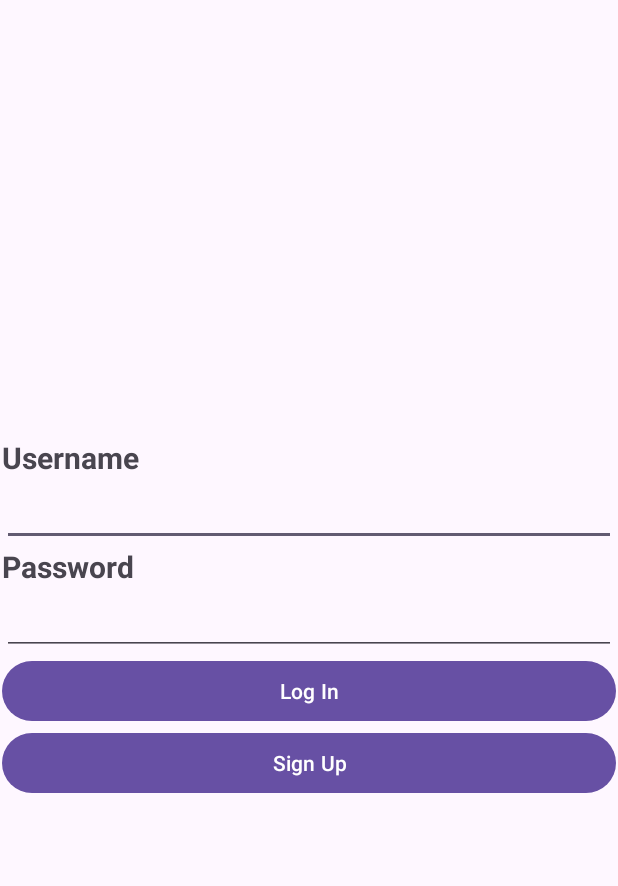
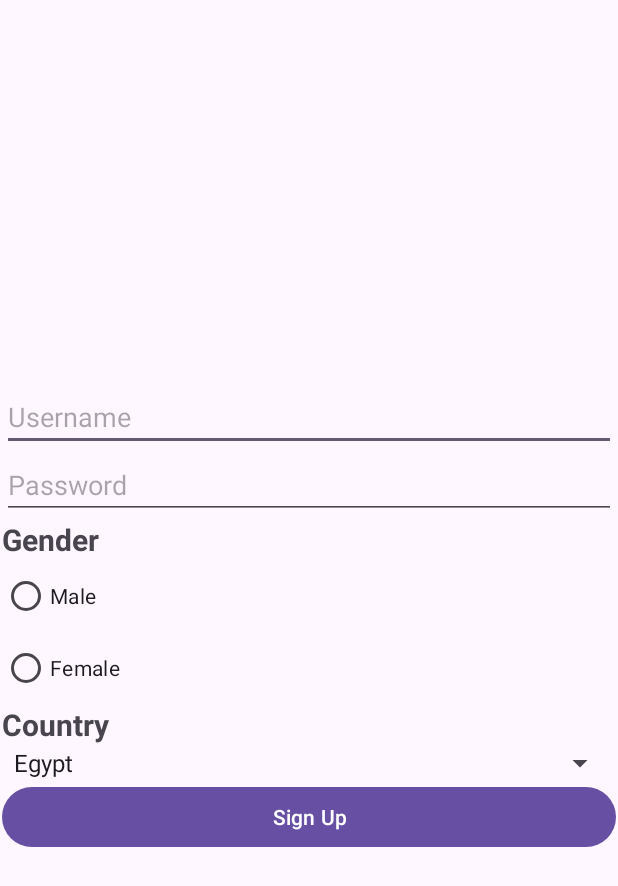
Before and after one commit to AbdEl-Rahman21/ST2-Project, an Android app: the screen it shows after launch (LoginActivity before the commit, SignupActivity after it), after a tap on "Sign Up", on a phone screen of 412 x 824 dp. Shown: the top 886 px of the screen. Run offline under Robolectric (Android 15) with nearby library versions, the phone set to English and light mode, and no system bars.

Commit message:
Add Signup View

```diff
--- a/app/src/main/AndroidManifest.xml
+++ b/app/src/main/AndroidManifest.xml
@@ -12,6 +12,9 @@
         android:supportsRtl="true"
         android:theme="@style/Theme.ST2Project">
         <activity
+            android:name=".SignupActivity"
+            android:exported="false" />
+        <activity
             android:name=".LoginActivity"
             android:exported="true">
             <intent-filter>
--- a/app/src/main/java/com/example/st2_project/LoginActivity.java
+++ b/app/src/main/java/com/example/st2_project/LoginActivity.java
@@ -18,7 +18,7 @@ public class LoginActivity extends AppCompatActivity {
     protected void onCreate(Bundle savedInstanceState) {
         super.onCreate(savedInstanceState);
         EdgeToEdge.enable(this);
-        setContentView(R.layout.login_activity);
+        setContentView(R.layout.activity_login);
         ViewCompat.setOnApplyWindowInsetsListener(findViewById(R.id.main), (v, insets) -> {
             Insets systemBars = insets.getInsets(WindowInsetsCompat.Type.systemBars());
             v.setPadding(systemBars.left, systemBars.top, systemBars.right, systemBars.bottom);
@@ -50,8 +50,9 @@ public class LoginActivity extends AppCompatActivity {
 
         Button signupButton = findViewById(R.id.signupButton);
         signupButton.setOnClickListener(v -> {
-            /*Intent intent = new Intent(LoginActivity.this, MoviesListActivity.class);
-            startActivity(intent);*/
+            Intent intent = new Intent(LoginActivity.this, SignupActivity.class);
+            startActivity(intent);
+            finish();
         });
     }
 }
--- /dev/null
+++ b/app/src/main/java/com/example/st2_project/SignupActivity.java
@@ -0,0 +1,24 @@
+package com.example.st2_project;
+
+import android.os.Bundle;
+
+import androidx.activity.EdgeToEdge;
+import androidx.appcompat.app.AppCompatActivity;
+import androidx.core.graphics.Insets;
+import androidx.core.view.ViewCompat;
+import androidx.core.view.WindowInsetsCompat;
+
+public class SignupActivity extends AppCompatActivity {
+
+    @Override
+    protected void onCreate(Bundle savedInstanceState) {
+        super.onCreate(savedInstanceState);
+        EdgeToEdge.enable(this);
+        setContentView(R.layout.activity_signup);
+        ViewCompat.setOnApplyWindowInsetsListener(findViewById(R.id.main), (v, insets) -> {
+            Insets systemBars = insets.getInsets(WindowInsetsCompat.Type.systemBars());
+            v.setPadding(systemBars.left, systemBars.top, systemBars.right, systemBars.bottom);
+            return insets;
+        });
+    }
+}
--- /dev/null
+++ b/app/src/main/res/layout/activity_login.xml
@@ -0,0 +1,53 @@
+<?xml version="1.0" encoding="utf-8"?>
+<androidx.constraintlayout.widget.ConstraintLayout xmlns:android="http://schemas.android.com/apk/res/android"
+    xmlns:app="http://schemas.android.com/apk/res-auto"
+    xmlns:tools="http://schemas.android.com/tools"
+    android:id="@+id/main"
+    android:layout_width="match_parent"
+    android:layout_height="match_parent"
+    tools:context=".LoginActivity">
+
+    <LinearLayout
+        android:layout_width="409dp"
+        android:layout_height="729dp"
+        android:layout_marginStart="1dp"
+        android:layout_marginTop="1dp"
+        android:layout_marginEnd="1dp"
+        android:layout_marginBottom="1dp"
+        android:gravity="center"
+        android:orientation="vertical"
+        app:layout_constraintBottom_toBottomOf="parent"
+        app:layout_constraintEnd_toEndOf="parent"
+        app:layout_constraintStart_toStartOf="parent"
+        app:layout_constraintTop_toTopOf="parent">
+
+        <EditText
+            android:id="@+id/loginUsername"
+            android:layout_width="match_parent"
+            android:layout_height="wrap_content"
+            android:ems="10"
+            android:hint="@string/username"
+            android:inputType="text" />
+
+        <EditText
+            android:id="@+id/loginPassword"
+            android:layout_width="match_parent"
+            android:layout_height="wrap_content"
+            android:ems="10"
+            android:hint="@string/password"
+            android:inputType="textPassword" />
+
+        <Button
+            android:id="@+id/loginButton"
+            android:layout_width="match_parent"
+            android:layout_height="wrap_content"
+            android:text="@string/login" />
+
+        <Button
+            android:id="@+id/signupButton"
+            android:layout_width="match_parent"
+            android:layout_height="wrap_content"
+            android:text="@string/singup" />
+
+    </LinearLayout>
+</androidx.constraintlayout.widget.ConstraintLayout>
--- a/app/src/main/res/layout/login_activity.xml
+++ b/app/src/main/res/layout/activity_signup.xml
@@ -5,7 +5,7 @@
     android:id="@+id/main"
     android:layout_width="match_parent"
     android:layout_height="match_parent"
-    tools:context=".LoginActivity">
+    tools:context=".SignupActivity">
 
     <LinearLayout
         android:layout_width="409dp"
@@ -21,47 +21,66 @@
         app:layout_constraintStart_toStartOf="parent"
         app:layout_constraintTop_toTopOf="parent">
 
+        <EditText
+            android:id="@+id/signupUsername"
+            android:layout_width="match_parent"
+            android:layout_height="wrap_content"
+            android:ems="10"
+            android:hint="@string/username"
+            android:inputType="text" />
+
+        <EditText
+            android:id="@+id/signupPassword"
+            android:layout_width="match_parent"
+            android:layout_height="wrap_content"
+            android:ems="10"
+            android:hint="@string/password"
+            android:inputType="textPassword" />
+
+        <RadioGroup
+            android:layout_width="match_parent"
+            android:layout_height="wrap_content">
+
+            <TextView
+                android:id="@+id/textView"
+                android:layout_width="match_parent"
+                android:layout_height="wrap_content"
+                android:text="@string/gender"
+                android:textSize="20sp"
+                android:textStyle="bold" />
+
+            <RadioButton
+                android:id="@+id/MaleButton"
+                android:layout_width="match_parent"
+                android:layout_height="wrap_content"
+                android:text="@string/male" />
+
+            <RadioButton
+                android:id="@+id/FemaleButton"
+                android:layout_width="match_parent"
+                android:layout_height="wrap_content"
+                android:text="@string/female" />
+
+        </RadioGroup>
+
         <TextView
             android:id="@+id/textView2"
             android:layout_width="match_parent"
             android:layout_height="wrap_content"
-            android:text="@string/username"
+            android:text="@string/country"
             android:textSize="20sp"
             android:textStyle="bold" />
 
-        <EditText
-            android:id="@+id/loginUsername"
+        <Spinner
+            android:id="@+id/countrySpinner"
             android:layout_width="match_parent"
             android:layout_height="wrap_content"
-            android:ems="10"
-            android:inputType="text" />
-
-        <TextView
-            android:id="@+id/textView3"
-            android:layout_width="match_parent"
-            android:layout_height="wrap_content"
-            android:text="@string/password"
-            android:textSize="20sp"
-            android:textStyle="bold" />
-
-        <EditText
-            android:id="@+id/loginPassword"
-            android:layout_width="match_parent"
-            android:layout_height="wrap_content"
-            android:ems="10"
-            android:inputType="textPassword" />
+            android:entries="@array/countries" />
 
         <Button
-            android:id="@+id/loginButton"
-            android:layout_width="match_parent"
-            android:layout_height="wrap_content"
-            android:text="@string/login" />
-
-        <Button
-            android:id="@+id/signupButton"
+            android:id="@+id/registerButton"
             android:layout_width="match_parent"
             android:layout_height="wrap_content"
             android:text="@string/singup" />
-
     </LinearLayout>
 </androidx.constraintlayout.widget.ConstraintLayout>
--- a/app/src/main/res/values/strings.xml
+++ b/app/src/main/res/values/strings.xml
@@ -4,4 +4,28 @@
     <string name="password">Password</string>
     <string name="login">Log In</string>
     <string name="singup">Sign Up</string>
+    <string name="gender">Gender</string>
+    <string name="male">Male</string>
+    <string name="female">Female</string>
+    <string name="country">Country</string>
+    <string-array name="countries">
+        <item>Egypt</item>
+        <item>Saudi Arabia</item>
+        <item>United Arab Emirates</item>
+        <item>Kuwait</item>
+        <item>Qatar</item>
+        <item>Bahrain</item>
+        <item>Oman</item>
+        <item>Jordan</item>
+        <item>Lebanon</item>
+        <item>Iraq</item>
+        <item>Syria</item>
+        <item>Yemen</item>
+        <item>Morocco</item>
+        <item>Tunisia</item>
+        <item>Algeria</item>
+        <item>Libya</item>
+        <item>Sudan</item>
+        <item>Palestine</item>
+    </string-array>
 </resources>
```
